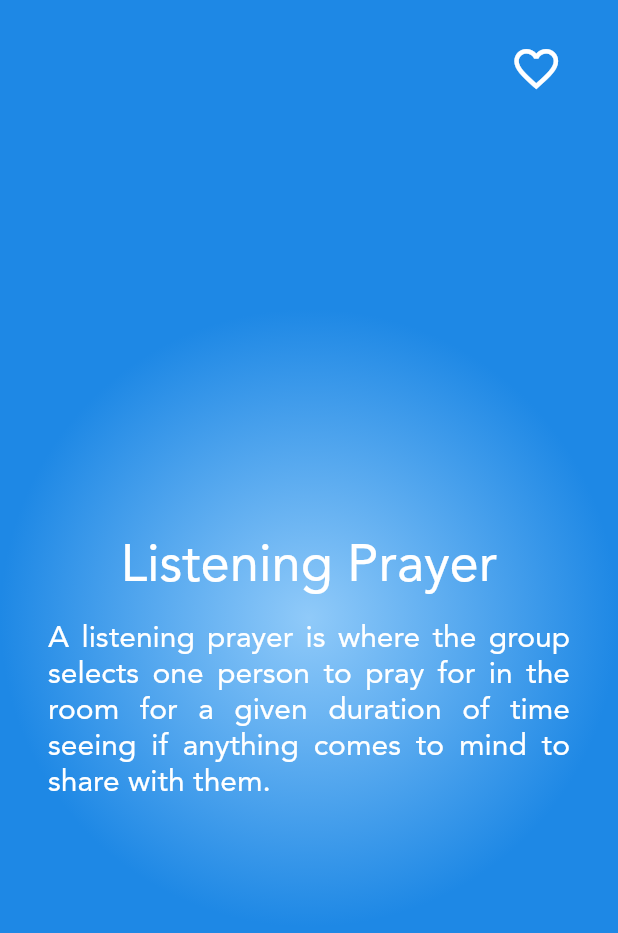
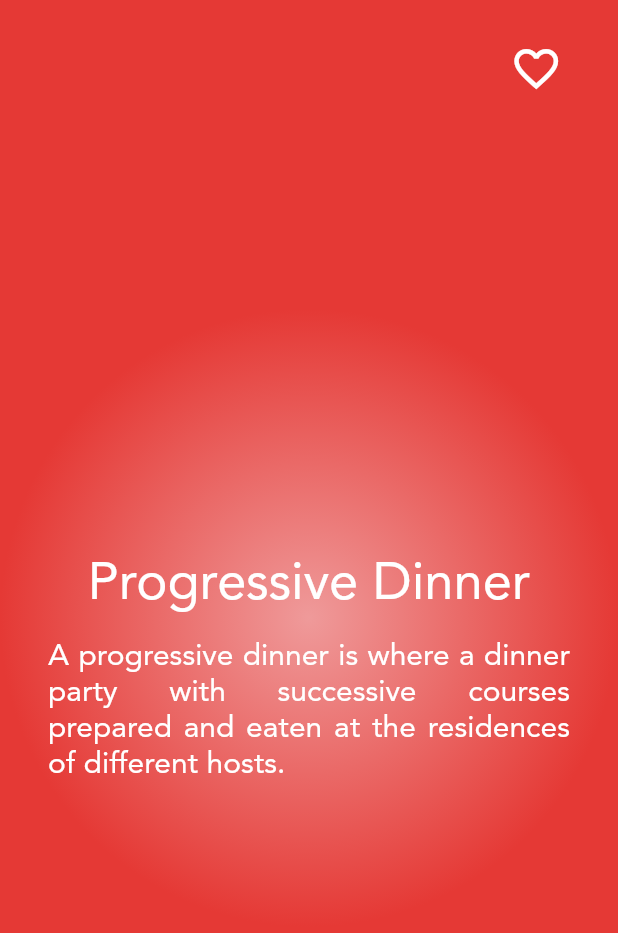
Before and after one commit to heavenya/inspire-flutter, a Flutter app: the screen it shows after launch, on a phone screen of 412 x 824 dp. Shown: the top 933 px of the screen. Run offline on Flutter 3.47's test engine with Material 2 defaults, Android fonts, the phone set to English and light mode, and no system bars; our stand-ins replace flutter_local_notifications, timezone.

Commit message:
Version 1.0
Prepared The Build Version 1.0 Sent to iOS and Google Play Store

```diff
--- a/lib/Notification Service/service.dart
+++ b/lib/Notification Service/service.dart
@@ -105,7 +105,6 @@
 
 import 'package:flutter_local_notifications/flutter_local_notifications.dart';
 import 'package:timezone/data/latest.dart' as tz;
-import 'package:timezone/timezone.dart' as tz;
 
 class NotifyHelper {
   FlutterLocalNotificationsPlugin flutterLocalNotificationsPlugin =
@@ -145,6 +144,7 @@
     var iosChannelSpecifics = IOSNotificationDetails();
     var platformChannelSpecifics = NotificationDetails(
         android: androidChannelSpecifics, iOS: iosChannelSpecifics);
+    // ignore: deprecated_member_use
     await flutterLocalNotificationsPlugin.showWeeklyAtDayAndTime(
       0,
       'INSPIRE',
--- a/lib/utilities/globals.dart
+++ b/lib/utilities/globals.dart
@@ -5,31 +5,36 @@
 String url = "https://heavenya.com/?form=donate";
 List<Map<String, dynamic>> quotes = [
   {
-    "front_title": "Progressive Dinner",
-    "back_title": "Details To Consider",
-    "back_description": "Who do you want to go with? What application will you use to message them? What time are you going to meet? What are the addresses you are going to meet at? What address will people meet at initially? What should each people bring to be fully prepared? Should people have unique contribution responsibilities? "
-    "front_description":
-        "A progressive dinner is where a dinner party with successive courses prepared and eaten at the residences of different hosts.",
-    "color": [
-      Colors.red.shade200,
-      Colors.red.shade600,
-    ],
-  },
-  {
     "front_title": "Listening Prayer",
     "back_title": "Details To Consider",
-    "back_description": "Who do you want to go with? What application will you use to message them? What time are you going to meet? What is the address you are going to meet at? Do you want to have background music during this session? Approximately much time do you want to prayer and then share session to last for each person",
-        "front_description": "A listening prayer is where the group selects one person to pray for in the room for a given duration of time seeing if anything comes to mind to share with them.",
+    "back_description":
+        "Who do you want to go with? What application will you use to message them? What time are you going to meet? What is the address you are going to meet at? Do you want to have background music during this session? Approximately how much time do you want to do for both the prayer & sharing session for each person?",
+    "front_description":
+        "A listening prayer is where the group selects one person to pray for in the room for a given duration of time seeing if anything comes to mind to share with them.",
     "color": [
       Colors.blue.shade200,
       Colors.blue.shade600,
     ]
   },
   {
+    "front_title": "Progressive Dinner",
+    "back_title": "Details To Consider",
+    "back_description":
+        "Who do you want to go with? What application will you use to message them? What time are you going to meet? What are the addresses you are going to meet at? What address will people meet at initially? What should each person bring to be fully prepared? Should people have unique contribution responsibilities? ",
+    "front_description":
+        "A progressive dinner is where a dinner party with successive courses prepared and eaten at the residences of different hosts.",
+    "color": [
+      Colors.red.shade200,
+      Colors.red.shade600,
+    ]
+  },
+  {
     "front_title": "Bible Project",
     "back_title": "Details To Consider",
-    "back_description": "Is this a series that would have useful information for my small group? Is there a book in the bible that I would like to see animated? If so feel free to checkout https://www.youtube.com/c/bibleproject/featured.",
-        "front_description": "The bible project is a series of videos often accessed through YouTube that helps bring animated visualization to the Bible",
+    "back_description":
+        "Is this a series that would have useful information for my small group? Is there a book in the bible that I would like to see animated? If so feel free to checkout https://www.youtube.com/c/bibleproject/featured.",
+    "front_description":
+        "The bible project is a series of videos often accessed through YouTube that helps bring animated visualization to the Bible.",
     "color": [
       Colors.green.shade200,
       Colors.green.shade600,
@@ -38,8 +43,10 @@
   {
     "front_title": "Hike",
     "back_title": "Details To Consider",
-    "back_description": "Who do you want to go with? What application will you use to message them? What time are you going to meet? What is the address you are going to meet at? What should people bring to be fully prepared? Side note there is an app called All Trails in the app store you can download to find local hiking trails near you https://www.alltrails.com/vv.",
-        "front_description": "Hiking is a great excercise activity to have quality conversations while exploring in nature.",
+    "back_description":
+        "Who do you want to go with? What application will you use to message them? What time are you going to meet? What is the address you are going to meet at? What should people bring to be fully prepared? Side note there is an app called All Trails in the app store you can download to find local hiking trails near you https://www.alltrails.com/vv.",
+    "front_description":
+        "Hiking is a great excercise activity to have quality conversations while exploring in nature.",
     "color": [
       Colors.purple.shade200,
       Colors.purple.shade600,
```
Also changed, not shown: 17 other files.
